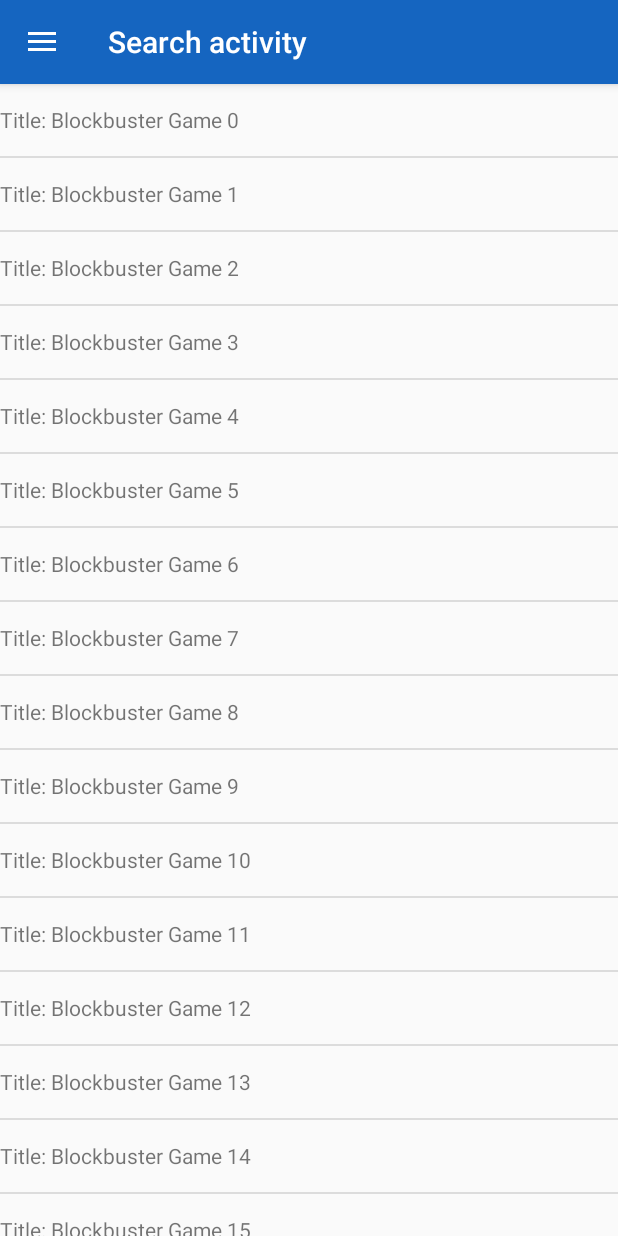
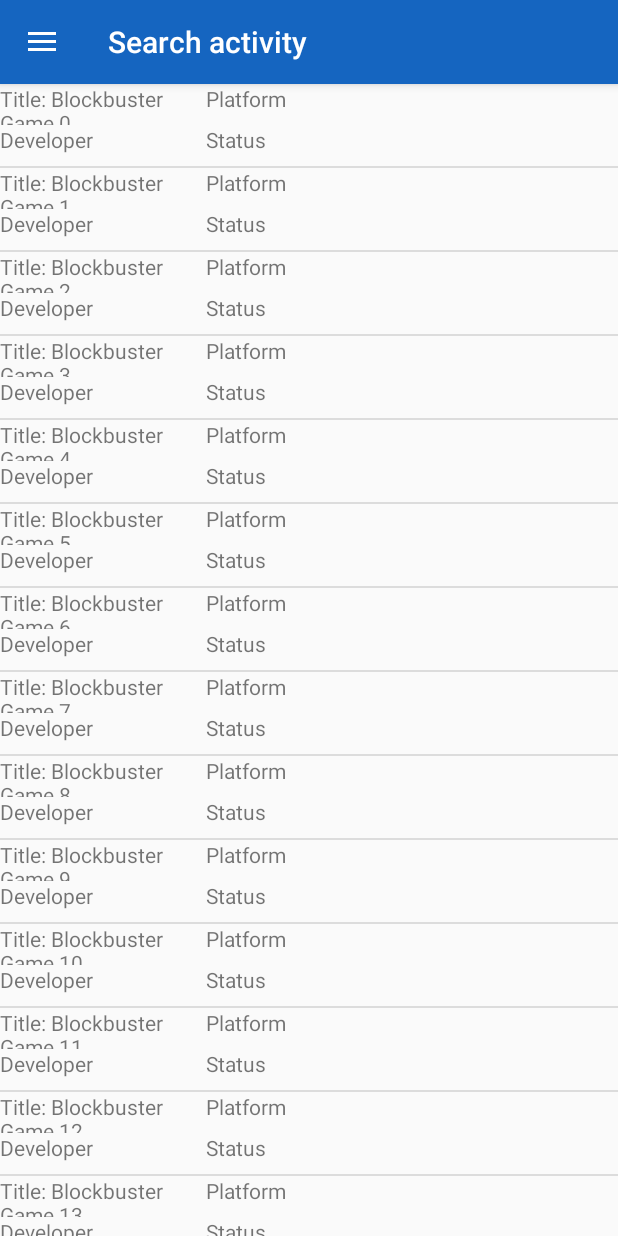
Before and after one commit to CMPUT301W16T18/GameXchange, an Android app: the screen it shows after launch (SearchListActivity), on a phone screen of 412 x 824 dp. Run offline under Robolectric (Android 15) with nearby library versions, the light colour scheme and no system bars; libraries missing offline, so code that uses them is left out: com.github.amlcurran.showcaseview; 1 statement that could not run was skipped.

Commit message:
Changed ListView item visal

```diff
--- a/src/GameXchange/app/src/main/java/ca/ualberta/cmput301w16t18/gamexchange/SearchListListViewArrayAdapter.java
+++ b/src/GameXchange/app/src/main/java/ca/ualberta/cmput301w16t18/gamexchange/SearchListListViewArrayAdapter.java
@@ -37,7 +37,7 @@ public class SearchListListViewArrayAdapter extends ArrayAdapter<Game> {
 
 
         //Populate data in the view
-        TextView textview = (TextView) convertView.findViewById(R.id.SearchListItemTextView);
+        TextView textview = (TextView) convertView.findViewById(R.id.SearchListItemTitleTextView);
         textview.setText("Title: " + gamelist.get(position).getTitle());
 
         return convertView;
--- a/src/GameXchange/app/src/main/res/layout/searchlist_listview_item.xml
+++ b/src/GameXchange/app/src/main/res/layout/searchlist_listview_item.xml
@@ -1,25 +1,64 @@
 <?xml version="1.0" encoding="utf-8"?>
 <LinearLayout xmlns:android="http://schemas.android.com/apk/res/android"
     xmlns:app="http://schemas.android.com/apk/res-auto"
-    android:orientation="vertical"
-    android:layout_width="match_parent"
+    android:orientation="horizontal"
+    android:layout_width="fill_parent"
     android:layout_height="wrap_content">
 
     <LinearLayout
-        android:layout_width="match_parent"
-        android:layout_height="wrap_content"
-        android:orientation="horizontal">
+        android:layout_width="0dp"
+        android:layout_height="fill_parent"
+        android:layout_weight="2"
+        android:orientation="vertical">
 
         <TextView
-            android:layout_width="5sp"
+            android:layout_width="wrap_content"
+            android:layout_height="0dp"
             android:layout_weight="1"
-            android:id="@+id/SearchListItemTextView"
-            android:layout_height="wrap_content"
-            android:text="Temp placeholder text"/>
+            android:id="@+id/SearchListItemTitleTextView"
+            android:text="Title"/>
+
+        <TextView
+            android:layout_width="wrap_content"
+            android:layout_height="0dp"
+            android:layout_weight="1"
+            android:id="@+id/SearchListItemDeveloperTextView"
+            android:text="Developer"/>
+
+
+    </LinearLayout>
+
+    <LinearLayout
+        android:layout_width="0dp"
+        android:layout_weight="2"
+        android:layout_height="fill_parent"
+        android:orientation="vertical">
+
+        <TextView
+            android:layout_width="wrap_content"
+            android:layout_height="0dp"
+            android:layout_weight="1"
+            android:id="@+id/SearchListItemPlatformTextView"
+            android:text="Platform"/>
+
+        <TextView
+            android:layout_width="wrap_content"
+            android:layout_height="0dp"
+            android:layout_weight="1"
+            android:id="@+id/SearchListItemStatusTextView"
+            android:text="Status"/>
+
+
+    </LinearLayout>
+    <LinearLayout
+        android:layout_width="0dp"
+        android:layout_height="match_parent"
+        android:layout_weight="2">
 
         <Button
             android:layout_width="wrap_content"
             android:layout_height="wrap_content"
+            android:layout_gravity="end"
             android:id="@+id/SearchListEditButton"
             android:text="@string/searchlist_delete_button"
             android:visibility="invisible"
@@ -27,7 +66,6 @@
             android:theme="@style/DeleteButtonOverlay"
             />
 
-
     </LinearLayout>
 
 </LinearLayout>
```
